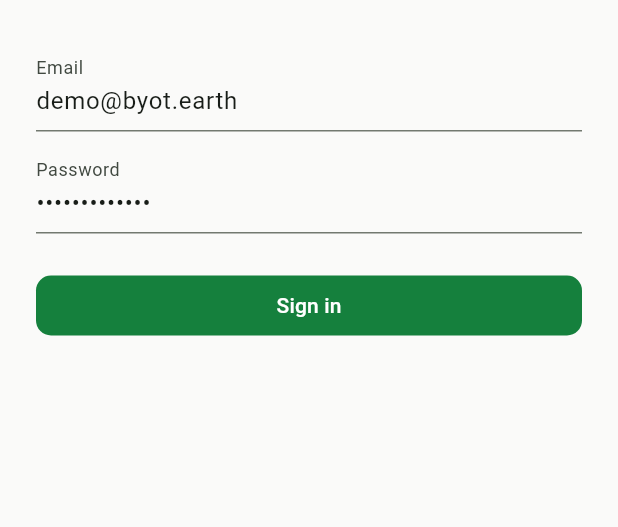
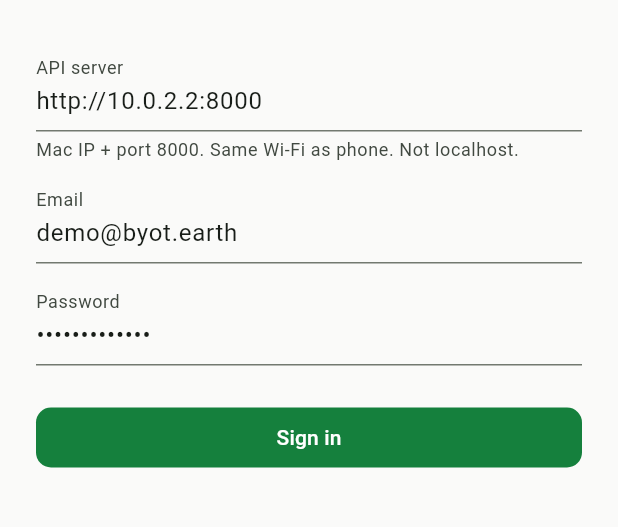
Before and after one commit to kapil13/tree, a Flutter app: the screen it shows after launch, on a phone screen of 412 x 824 dp, the part 314-841 px from its top. Run offline on Flutter 3.47's test engine with Material 3 defaults, Android fonts, the phone set to English and light mode, and no system bars; our stand-ins replace dio, flutter_riverpod, geolocator, go_router, qr_flutter, shared_preferences.

Commit message:
Fix Android login timeout: bind backend to 0.0.0.0 and add API URL on login screen
Physical phones cannot reach 127.0.0.1 or 10.0.2.2 (emulator-only).
Login screen now lets users set Mac LAN IP; dev-start prints hint.

Co-authored-by: kapil13 <kapil13@users.noreply.github.com>

```diff
--- a/mobile/lib/src/api/api_client.dart
+++ b/mobile/lib/src/api/api_client.dart
@@ -15,9 +15,20 @@ class ApiClient {
   static const _tokenKey = 'byot_access_token';
   static const _baseUrlKey = 'byot_base_url';
 
+  static Future<String> loadBaseUrl() async {
+    final prefs = await SharedPreferences.getInstance();
+    return prefs.getString(_baseUrlKey) ?? kByotApiBase;
+  }
+
+  static Future<void> saveBaseUrl(String url) async {
+    final normalized = url.trim().replaceAll(RegExp(r'/+$'), '');
+    final prefs = await SharedPreferences.getInstance();
+    await prefs.setString(_baseUrlKey, normalized);
+  }
+
   static Future<ApiClient> create() async {
     final prefs = await SharedPreferences.getInstance();
-    final base = prefs.getString(_baseUrlKey) ?? kByotApiBase;
+    final base = await loadBaseUrl();
     final dio = Dio(BaseOptions(
       baseUrl: '$base/api/v1',
       connectTimeout: const Duration(seconds: 15),
--- a/mobile/lib/src/screens/login_screen.dart
+++ b/mobile/lib/src/screens/login_screen.dart
@@ -2,6 +2,7 @@ import 'package:flutter/material.dart';
 import 'package:flutter_riverpod/flutter_riverpod.dart';
 import 'package:go_router/go_router.dart';
 
+import '../api/api_client.dart';
 import '../providers.dart';
 
 class LoginScreen extends ConsumerStatefulWidget {
@@ -13,8 +14,33 @@ class LoginScreen extends ConsumerStatefulWidget {
 class _LoginScreenState extends ConsumerState<LoginScreen> {
   final _email = TextEditingController(text: 'demo@byot.earth');
   final _pwd = TextEditingController(text: 'byotdemo1234!');
+  final _apiUrl = TextEditingController();
   String? _err;
   bool _busy = false;
+  bool _loaded = false;
+
+  @override
+  void initState() {
+    super.initState();
+    _loadApiUrl();
+  }
+
+  Future<void> _loadApiUrl() async {
+    final url = await ApiClient.loadBaseUrl();
+    _apiUrl.text = url;
+    if (mounted) setState(() => _loaded = true);
+  }
+
+  String _friendlyError(Object e) {
+    final msg = e.toString();
+    if (msg.contains('connection timeout') || msg.contains('Connection timed out')) {
+      return 'Cannot reach the API. Use your Mac Wi-Fi IP (not localhost), e.g. http://192.168.1.42:8000 — phone and Mac must be on the same Wi-Fi, and run make dev-start on the Mac.';
+    }
+    if (msg.contains('Connection refused') || msg.contains('Failed host lookup')) {
+      return 'Cannot connect to server. Check API URL and that make dev-start is running on your Mac.';
+    }
+    return msg;
+  }
 
   Future<void> _submit() async {
     setState(() {
@@ -22,23 +48,33 @@ class _LoginScreenState extends ConsumerState<LoginScreen> {
       _err = null;
     });
     try {
+      await ApiClient.saveBaseUrl(_apiUrl.text);
+      ref.invalidate(apiClientProvider);
       final api = await ref.read(apiClientProvider.future);
       final tokens = await api.login(_email.text.trim(), _pwd.text);
       await api.setToken(tokens['access_token'] as String);
       if (!mounted) return;
       context.go('/home');
     } catch (e) {
-      setState(() => _err = e.toString());
+      setState(() => _err = _friendlyError(e));
     } finally {
       if (mounted) setState(() => _busy = false);
     }
   }
 
   @override
+  void dispose() {
+    _email.dispose();
+    _pwd.dispose();
+    _apiUrl.dispose();
+    super.dispose();
+  }
+
+  @override
   Widget build(BuildContext context) {
     return Scaffold(
       body: SafeArea(
-        child: Padding(
+        child: SingleChildScrollView(
           padding: const EdgeInsets.all(24),
           child: Column(
             crossAxisAlignment: CrossAxisAlignment.stretch,
@@ -49,15 +85,31 @@ class _LoginScreenState extends ConsumerState<LoginScreen> {
               const Text('BYOT', style: TextStyle(fontSize: 28, fontWeight: FontWeight.bold)),
               const Text('Bring Your Own Tree'),
               const SizedBox(height: 32),
+              TextField(
+                controller: _apiUrl,
+                enabled: _loaded && !_busy,
+                keyboardType: TextInputType.url,
+                autocorrect: false,
+                decoration: const InputDecoration(
+                  labelText: 'API server',
+                  hintText: 'http://192.168.1.42:8000',
+                  helperText: 'Mac IP + port 8000. Same Wi-Fi as phone. Not localhost.',
+                ),
+              ),
+              const SizedBox(height: 12),
               TextField(controller: _email, decoration: const InputDecoration(labelText: 'Email')),
               const SizedBox(height: 12),
-              TextField(controller: _pwd, obscureText: true, decoration: const InputDecoration(labelText: 'Password')),
+              TextField(
+                controller: _pwd,
+                obscureText: true,
+                decoration: const InputDecoration(labelText: 'Password'),
+              ),
               const SizedBox(height: 16),
               if (_err != null)
                 Text(_err!, style: const TextStyle(color: Colors.red)),
               const SizedBox(height: 8),
               FilledButton(
-                onPressed: _busy ? null : _submit,
+                onPressed: _busy || !_loaded ? null : _submit,
                 child: Text(_busy ? 'Signing in…' : 'Sign in'),
               ),
             ],
```
Also changed, not shown: 1 other file.
